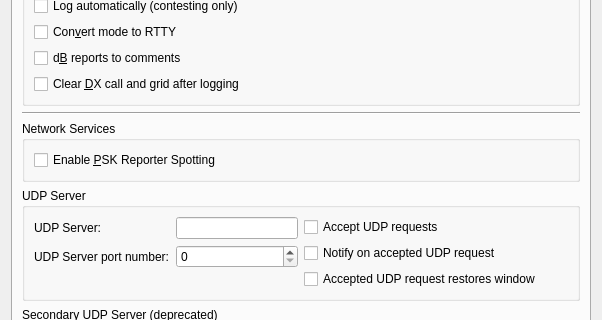
Qt form Configuration.ui (saitohirga/WSJT-X) before a commit; both pictures show x 0 to 602 and y 107 to 427 of the 602 by 607 pixel window.
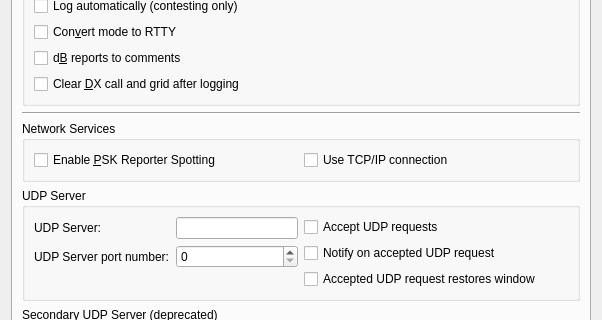
The same form after that commit. The open tabs and pages were chosen to show the change. Custom widgets are drawn as their Qt base class.

Commit message: First iteration of optional TCP/IP client for PSK Reporter

What changed in the file:
```diff
--- a/Configuration.ui
+++ b/Configuration.ui
@@ -6,8 +6,8 @@
    <rect>
     <x>0</x>
     <y>0</y>
-    <width>557</width>
-    <height>561</height>
+    <width>559</width>
+    <height>553</height>
    </rect>
   </property>
   <property name="windowTitle">
@@ -1800,8 +1800,8 @@
          <property name="title">
           <string>Network Services</string>
          </property>
-         <layout class="QGridLayout" name="gridLayout_17">
-          <item row="0" column="0">
+         <layout class="QHBoxLayout" name="horizontalLayout_22">
+          <item>
            <widget class="QCheckBox" name="psk_reporter_check_box">
             <property name="toolTip">
              <string>The program can send your station details and all
@@ -1814,6 +1814,16 @@
             </property>
            </widget>
           </item>
+          <item>
+           <widget class="QCheckBox" name="psk_reporter_tcpip_check_box">
+            <property name="toolTip">
+             <string>&lt;html&gt;&lt;head/&gt;&lt;body&gt;&lt;p&gt;Check this option if a reliable connection is needed&lt;/p&gt;&lt;p&gt;Most users do not need this, the default uses UDP which is more efficient. Only check this if you have evidence that UDP traffic from you to PSK Reporter is being lost.&lt;/p&gt;&lt;/body&gt;&lt;/html&gt;</string>
+            </property>
+            <property name="text">
+             <string>Use TCP/IP connection</string>
+            </property>
+           </widget>
+          </item>
          </layout>
         </widget>
        </item>
```
Left out of the diff: 15 changed lines with no effect on the pictures. The commit also changes 13 other files.
